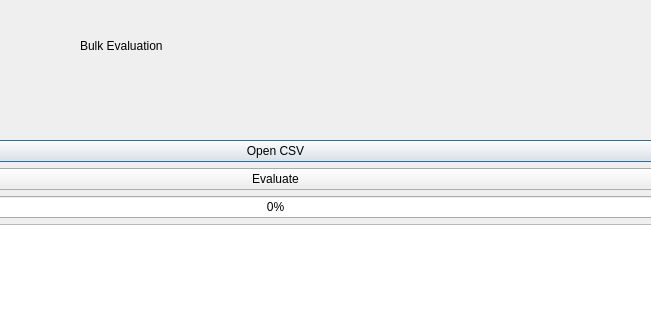
hellorahat/LoanEligibilityPredictor, file src/Interface/UI/bulkeva.ui: the form before one commit; both pictures show x 390 to 1041 and y 0 to 320 of the 1337 by 886 pixel window.
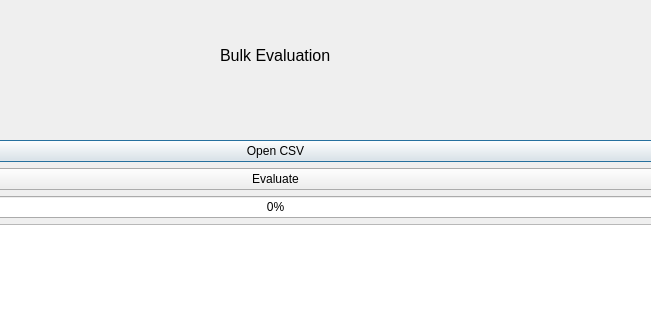
The form after the commit.

Patch:
```diff
--- a/src/Interface/UI/bulkeva.ui
+++ b/src/Interface/UI/bulkeva.ui
@@ -16,17 +16,22 @@
   <widget class="QLabel" name="label">
    <property name="geometry">
     <rect>
-     <x>470</x>
-     <y>10</y>
+     <x>610</x>
+     <y>20</y>
      <width>351</width>
      <height>71</height>
     </rect>
    </property>
+   <property name="font">
+    <font>
+     <pointsize>12</pointsize>
+    </font>
+   </property>
    <property name="text">
     <string>Bulk Evaluation</string>
    </property>
   </widget>
-  <widget class="QWidget" name="">
+  <widget class="QWidget" name="layoutWidget">
    <property name="geometry">
     <rect>
      <x>200</x>
```
